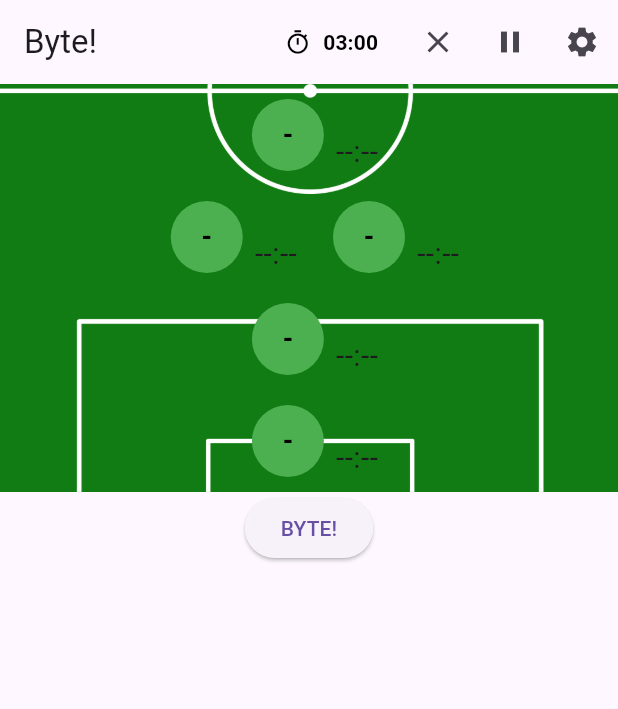
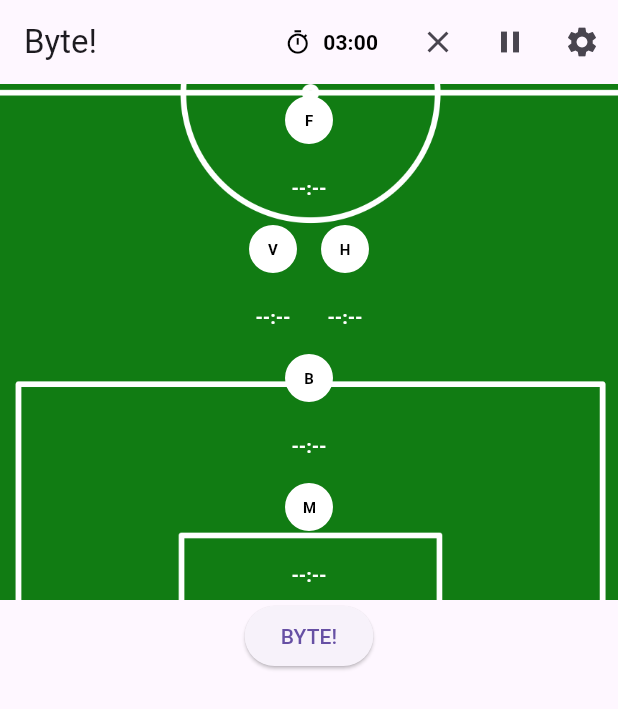
Before and after one commit to zoomix/flutter_byte, a Flutter app: the screen it shows after launch, on a phone screen of 412 x 824 dp. Shown: the top 709 px of the screen. Run offline on Flutter 3.47's test engine with Material 2 defaults, Android fonts, the phone set to English and light mode, and no system bars; our stand-ins replace get_it, rxdart, shared_preferences, timer_builder.

Commit message:
Working on the layout

```diff
--- a/lib/widgets/diamond.dart
+++ b/lib/widgets/diamond.dart
@@ -43,11 +43,31 @@ class _DiamondWidgetState extends State<DiamondWidget> {
   @override
   void initState() {
     super.initState();
-    top = PositionWidget(positions: widget.positions, pos: null);
-    left = PositionWidget(positions: widget.positions, pos: null);
-    right = PositionWidget(positions: widget.positions, pos: null);
-    defender = PositionWidget(positions: widget.positions, pos: null);
-    goalie = PositionWidget(positions: widget.positions, pos: null);
+    top = PositionWidget(
+      positions: widget.positions,
+      pos: null,
+      prettyPos: 'F',
+    );
+    left = PositionWidget(
+      positions: widget.positions,
+      pos: null,
+      prettyPos: 'V',
+    );
+    right = PositionWidget(
+      positions: widget.positions,
+      pos: null,
+      prettyPos: 'H',
+    );
+    defender = PositionWidget(
+      positions: widget.positions,
+      pos: null,
+      prettyPos: 'B',
+    );
+    goalie = PositionWidget(
+      positions: widget.positions,
+      pos: null,
+      prettyPos: 'M',
+    );
     diamondShape = {
       'top': top,
       'left': left,
--- a/lib/widgets/position_widget.dart
+++ b/lib/widgets/position_widget.dart
@@ -5,9 +5,11 @@ import 'package:lag_byte/utils.dart';
 import 'package:timer_builder/timer_builder.dart';
 
 class PositionWidget extends StatefulWidget {
-  PositionWidget({super.key, required this.positions, this.pos});
+  PositionWidget(
+      {super.key, required this.positions, required this.prettyPos, this.pos});
 
   final List<DiamondPosition> positions;
+  final String prettyPos;
   DiamondPosition? pos;
 
   @override
@@ -16,9 +18,11 @@ class PositionWidget extends StatefulWidget {
 
 class _PositionWidgetState extends State<PositionWidget> {
   final initalsFont = const TextStyle(
-      fontSize: 18, fontWeight: FontWeight.bold, color: Colors.black);
-  final nameFont = const TextStyle(fontSize: 16);
-  final timeFont = const TextStyle(fontSize: 20);
+      fontSize: 10, fontWeight: FontWeight.bold, color: Colors.black);
+  final nameFont = const TextStyle(
+      fontSize: 14, fontWeight: FontWeight.normal, color: Colors.white);
+  final timeFont = const TextStyle(
+      fontSize: 12, fontWeight: FontWeight.w600, color: Colors.white);
 
   @override
   Widget build(BuildContext context) {
@@ -27,52 +31,47 @@ class _PositionWidgetState extends State<PositionWidget> {
       child: TimerBuilder.periodic(
         const Duration(seconds: 1),
         builder: (context) {
+          return Column(
+            children: [
+              badge(context),
+              Column(
+                crossAxisAlignment: CrossAxisAlignment.center,
+                children: [
+                  Text(widget.pos?.player.prettyName ?? '', style: nameFont),
+                  Text(widget.pos?.timePlayed() ?? '--:--', style: timeFont),
+                ],
+              ),
+            ],
+          );
+        },
+      ),
+    );
+  }
+
+  Container badge(BuildContext context) {
     final selected = widget.pos == null
         ? false
         : widget.positions
             .where((position) => position.nextUp)
             .where((position) => position.pos == widget.pos?.pos)
             .isNotEmpty;
-          final border = selected
-              ? const Border.fromBorderSide(
-                  BorderSide(width: 2),
-                )
-              : null;
-          return Row(
-            mainAxisAlignment: MainAxisAlignment.center,
-            children: [
-              Container(
-                margin: const EdgeInsets.fromLTRB(8, 2, 8, 2),
-                height: 48,
-                width: 48,
+    final border =
+        selected ? const Border.fromBorderSide(BorderSide(width: 2)) : null;
+    return Container(
+      height: 32,
+      width: 32,
       decoration: BoxDecoration(
-                    color: Colors.green,
-                    shape: BoxShape.circle,
-                    border: border),
+          color: Colors.white, shape: BoxShape.circle, border: border),
       alignment: Alignment.center,
       child: TextButton(
         onPressed: (() {
           directPlayerChange(context, widget.positions, widget.pos!);
         }),
         child: Text(
-                    widget.pos?.player.initials ?? '-',
+          widget.prettyPos,
           style: initalsFont,
           softWrap: false,
-                    overflow: TextOverflow.fade,
-                    maxLines: 1,
         ),
-                ),
-              ),
-              Column(
-                crossAxisAlignment: CrossAxisAlignment.start,
-                children: [
-                  Text(widget.pos?.player.prettyName ?? '', style: nameFont),
-                  Text(widget.pos?.timePlayed() ?? '--:--', style: timeFont),
-                ],
-              )
-            ],
-          );
-        },
       ),
     );
   }
```
Lines whose indentation alone changed are shown as unchanged.
